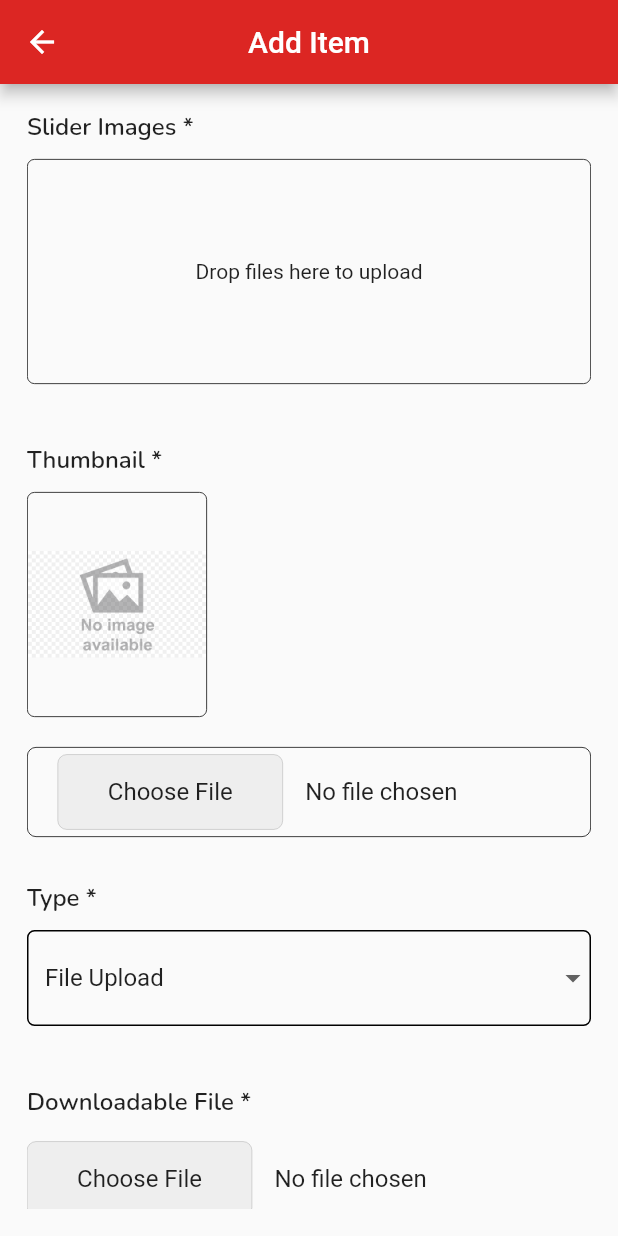
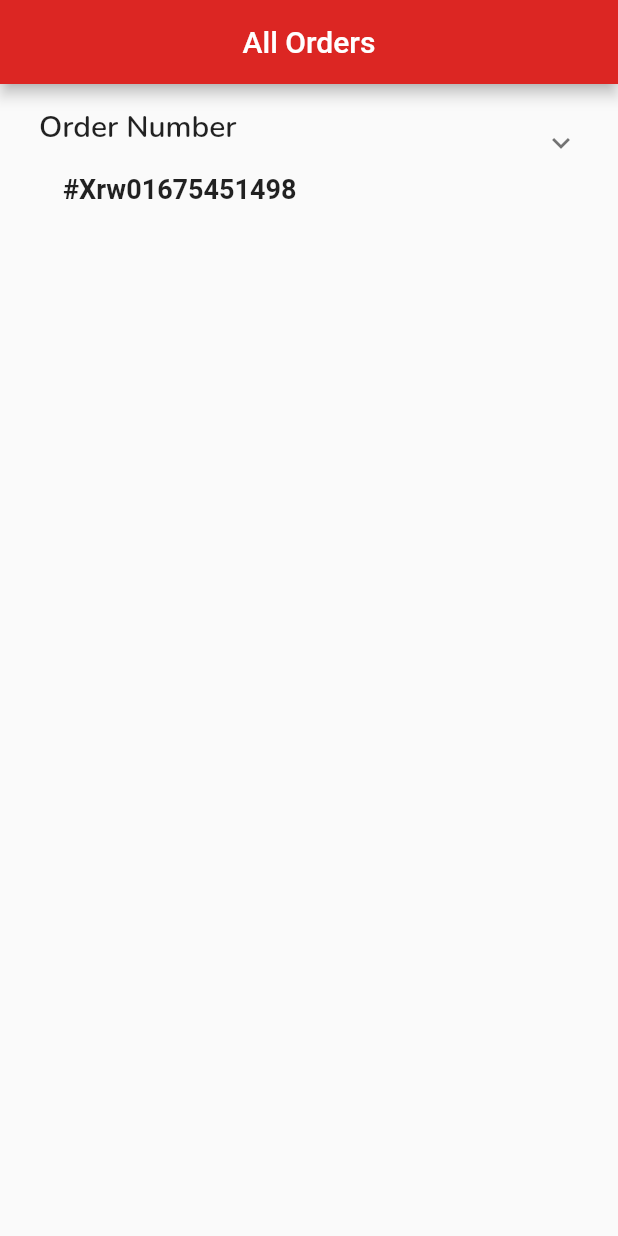
Before and after one commit to islammerajul/Red-Business, a Flutter app: the screen it shows after launch, on a phone screen of 412 x 824 dp. Run offline on Flutter 3.47's test engine with Material 2 defaults, Android fonts, the phone set to English and light mode, and no system bars; our stand-ins replace animated_bottom_navigation_bar, auto_size_text, flutter_slidable, google_fonts, table_calendar.

Commit message:
all Order

```diff
--- a/lib/main.dart
+++ b/lib/main.dart
@@ -3,6 +3,8 @@ import 'package:red_business247/screens/custom_bottom_nav_bar.dart';
 import 'package:red_business247/screens/home_screen.dart';
 import 'package:red_business247/screens/login_screen.dart';
 import 'package:red_business247/screens/main_screen.dart';
+import 'package:red_business247/screens/manage_order/all_orders.dart';
+import 'package:red_business247/screens/manage_order/report_screen.dart';
 import 'package:red_business247/screens/product_screen.dart';
 import 'package:red_business247/screens/profile&password_screen/change_password.dart';
 import 'package:red_business247/screens/profile&password_screen/edit_profile_screen.dart';
@@ -32,7 +34,7 @@ class MyApp extends StatelessWidget {
         primarySwatch: Colors.blue,
         primaryColor: Color(0xffdc2623),
       ),
-      home: AddItemScreen(),
+      home: AllOrders(),
     );
   }
 }
--- /dev/null
+++ b/lib/screens/manage_order/all_orders.dart
@@ -0,0 +1,244 @@
+import 'package:flutter/material.dart';
+import 'package:red_business247/utils/const.dart';
+
+class AllOrders extends StatefulWidget {
+  const AllOrders({Key? key}) : super(key: key);
+
+  @override
+  State<AllOrders> createState() => _AllOrdersState();
+}
+
+class _AllOrdersState extends State<AllOrders> {
+  List<String> status = ['Pending', 'Processing', 'Completed', 'Rejected'];
+  String? select_status = 'Pending';
+  List<String> payment = ['Pending', 'Completed', 'Rejected'];
+  String? select_payment_status = 'Pending';
+  List<String> actions = ['Details', 'Invoice', 'Delete'];
+  String? selected_action = 'Details';
+  @override
+  Widget build(BuildContext context) {
+    return Scaffold(
+      appBar: AppBar(
+        title: Text("All Orders"),
+        centerTitle: true,
+        backgroundColor: Theme.of(context).primaryColor,
+      ),
+      body: Padding(
+        padding: const EdgeInsets.all(10.0),
+        child: Column(
+          children: [
+            ExpansionTile(
+              title: Column(
+                crossAxisAlignment: CrossAxisAlignment.start,
+                children: [
+                  Text(
+                    "Order Number",
+                    style: keywordTextStyle.copyWith(
+                        fontSize: 20, fontWeight: FontWeight.w600),
+                  ),
+                  ListTile(
+                    title: Text(
+                      "#Xrw01675451498",
+                      style: hintTextStyle.copyWith(
+                          fontSize: 18, fontWeight: FontWeight.w600),
+                    ),
+                  ),
+                ],
+              ),
+              children: [
+                Padding(
+                  padding: const EdgeInsets.all(8.0),
+                  child: Column(
+                    children: [
+                      Row(
+                        mainAxisAlignment: MainAxisAlignment.spaceBetween,
+                        children: [
+                          Column(
+                            crossAxisAlignment: CrossAxisAlignment.start,
+                            children: [
+                              Text(
+                                "Gateway",
+                                style: hintTextStyle.copyWith(
+                                    fontWeight: FontWeight.w600, fontSize: 18),
+                              ),
+                              SizedBox(
+                                height: 10,
+                              ),
+                              Text(
+                                "Bank of America",
+                                style: hintTextStyle.copyWith(
+                                    fontWeight: FontWeight.w200, fontSize: 18),
+                              ),
+                            ],
+                          ),
+                          Column(
+                            crossAxisAlignment: CrossAxisAlignment.start,
+                            children: [
+                              Text(
+                                "Total",
+                                style: hintTextStyle.copyWith(
+                                    fontWeight: FontWeight.w600, fontSize: 18),
+                              ),
+                              SizedBox(
+                                height: 10,
+                              ),
+                              Text(
+                                "\$92.7",
+                                style: hintTextStyle.copyWith(
+                                    fontWeight: FontWeight.w200, fontSize: 18),
+                              ),
+                            ],
+                          ),
+                        ],
+                      ),
+                      SizedBox(
+                        height: 20,
+                      ),
+                      Column(
+                        crossAxisAlignment: CrossAxisAlignment.start,
+                        children: [
+                          Text(
+                            "Order Status",
+                            style: hintTextStyle.copyWith(
+                                fontWeight: FontWeight.w600, fontSize: 18),
+                          ),
+                          SizedBox(
+                            height: 10,
+                          ),
+                          Padding(
+                            padding: const EdgeInsets.only(right: 120),
+                            child: DropdownButtonFormField(
+                                decoration: InputDecoration(
+                                    hintText: "Select an order status",
+                                    filled: true,
+                                    fillColor: select_status == 'Pending'
+                                        ? Colors.orange
+                                        : select_status == 'Processing'
+                                            ? Colors.blue
+                                            : select_status == 'Completed'
+                                                ? Colors.green
+                                                : Colors.red,
+                                    border: OutlineInputBorder(
+                                        borderRadius:
+                                            BorderRadius.circular(6))),
+                                items: status
+                                    .map((item) => DropdownMenuItem(
+                                        value: item, child: Text(item)))
+                                    .toList(),
+                                onChanged: (item) {
+                                  setState(() {
+                                    select_status = item;
+                                  });
+                                }),
+                          )
+                        ],
+                      ),
+                      SizedBox(
+                        height: 20,
+                      ),
+                      Column(
+                        crossAxisAlignment: CrossAxisAlignment.start,
+                        children: [
+                          Text(
+                            "Payment Status",
+                            style: hintTextStyle.copyWith(
+                                fontWeight: FontWeight.w600, fontSize: 18),
+                          ),
+                          SizedBox(
+                            height: 10,
+                          ),
+                          Padding(
+                            padding: const EdgeInsets.only(right: 120),
+                            child: DropdownButtonFormField(
+                                decoration: InputDecoration(
+                                    hintText: "Select a payment status",
+                                    filled: true,
+                                    fillColor: select_payment_status ==
+                                            'Pending'
+                                        ? Colors.orange
+                                        : select_payment_status == 'Completed'
+                                            ? Colors.green
+                                            : Colors.red,
+                                    border: OutlineInputBorder(
+                                        borderRadius:
+                                            BorderRadius.circular(6))),
+                                items: payment
+                                    .map((item) => DropdownMenuItem(
+                                        value: item, child: Text(item)))
+                                    .toList(),
+                                onChanged: (item) {
+                                  setState(() {
+                                    select_payment_status = item;
+                                  });
+                                }),
+                          ),
+                          SizedBox(
+                            height: 20,
+                          ),
+                          Column(
+                            //crossAxisAlignment: CrossAxisAlignment.start,
+                            children: [
+                              Text(
+                                "Receipt",
+                                style: hintTextStyle.copyWith(
+                                    fontWeight: FontWeight.w600, fontSize: 18),
+                              ),
+                              SizedBox(
+                                height: 10,
+                              ),
+                              Text(
+                                "--",
+                                style: hintTextStyle.copyWith(
+                                    fontWeight: FontWeight.w200, fontSize: 18),
+                              ),
+                            ],
+                          ),
+                          SizedBox(
+                            height: 20,
+                          ),
+                          Column(
+                              crossAxisAlignment: CrossAxisAlignment.start,
+                              children: [
+                                Text(
+                                  "Payment Status",
+                                  style: hintTextStyle.copyWith(
+                                      fontWeight: FontWeight.w600,
+                                      fontSize: 18),
+                                ),
+                                SizedBox(
+                                  height: 10,
+                                ),
+                                Padding(
+                                  padding: const EdgeInsets.only(right: 120),
+                                  child: DropdownButtonFormField(
+                                      decoration: InputDecoration(
+                                          hintText: "Select a status",
+                                          filled: true,
+                                          fillColor: Colors.blue,
+                                          border: OutlineInputBorder(
+                                              borderRadius:
+                                                  BorderRadius.circular(6))),
+                                      items: actions
+                                          .map((item) => DropdownMenuItem(
+                                              value: item, child: Text(item)))
+                                          .toList(),
+                                      onChanged: (item) {
+                                        setState(() {
+                                          selected_action = item;
+                                        });
+                                      }),
+                                ),
+                              ])
+                        ],
+                      )
+                    ],
+                  ),
+                )
+              ],
+            ),
+          ],
+        ),
+      ),
+    );
+  }
+}
--- a/pubspec.yaml
+++ b/pubspec.yaml
@@ -40,6 +40,7 @@ dependencies:
   animated_bottom_navigation_bar: ^1.2.0
   image_picker: ^0.8.7+1
   flutter_slidable: ^2.0.0
+  table_calendar: ^3.0.9
 
 dev_dependencies:
   flutter_test:
```
Also changed, not shown: lib/screens/manage_order/report_screen.dart (added, +245 -0 lines), lib/screens/profile&password_screen/change_password.dart (+2 -5 lines), lib/screens/profile&password_screen/edit_profile_screen.dart (+2 -5 lines), lib/widgets/custom_text_field.dart (+17 -2 lines), lib/widgets/orders_info.dart (added, +202 -0 lines), pubspec.lock.
